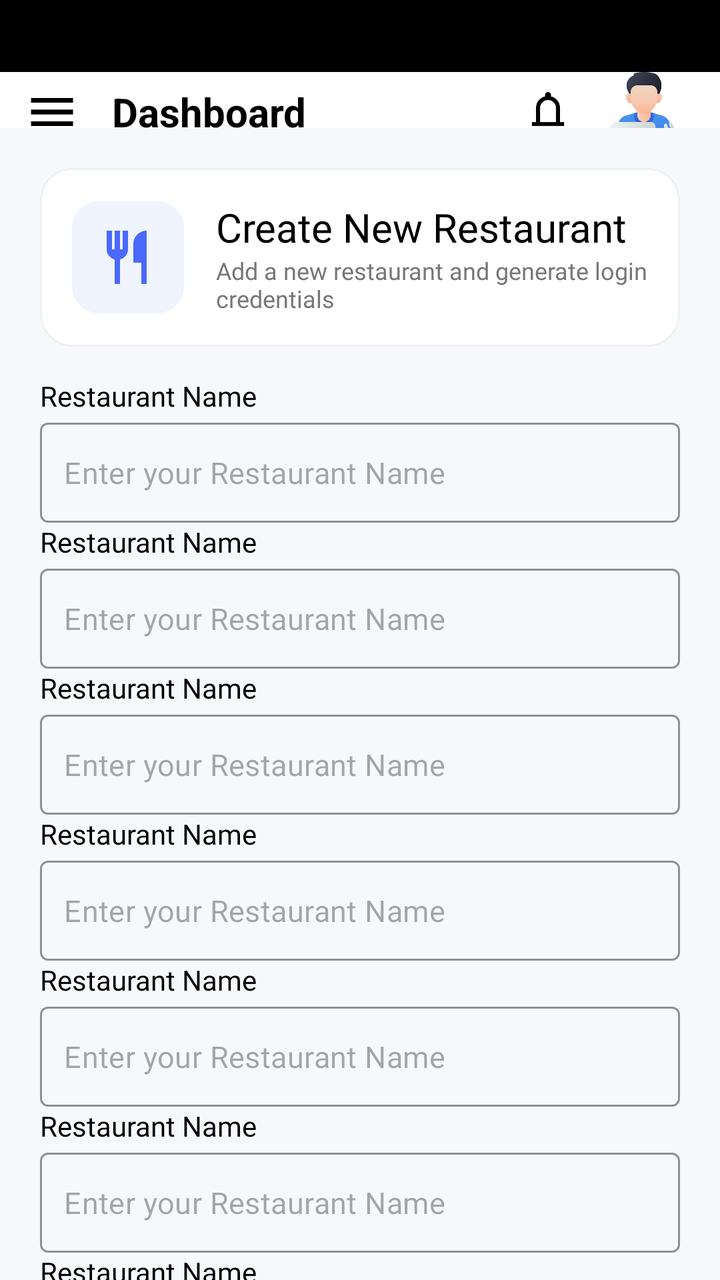
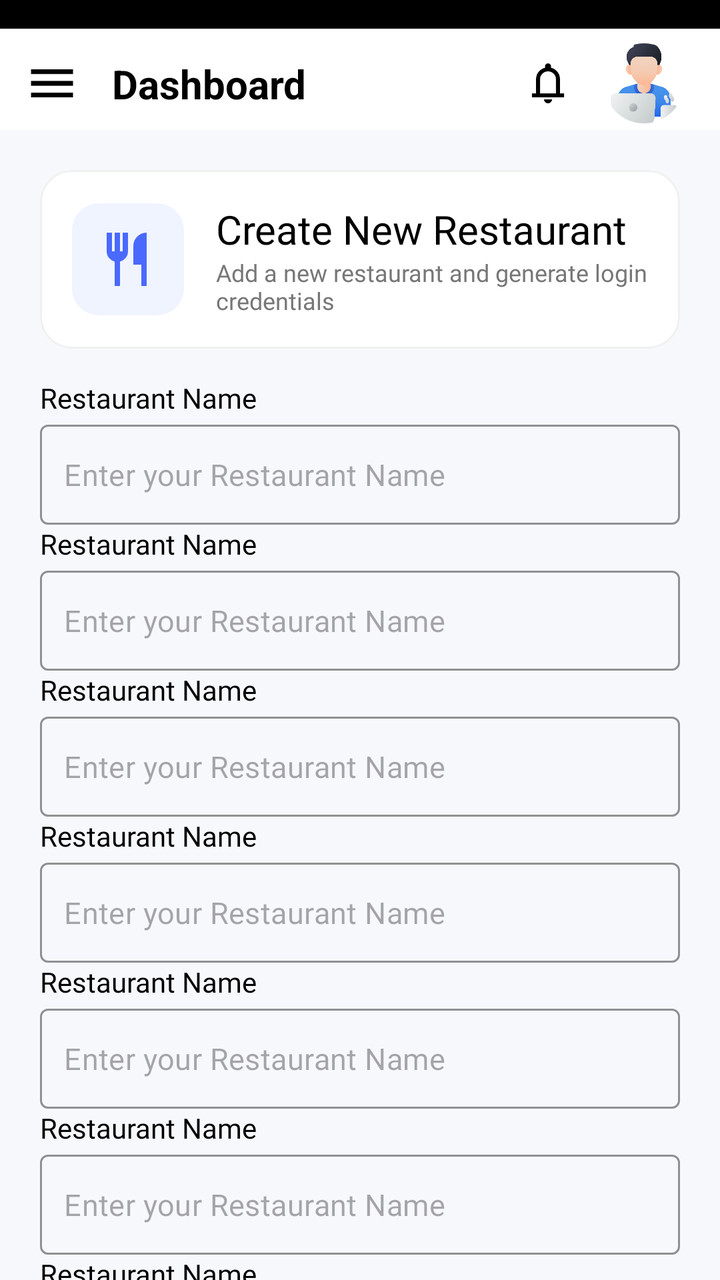

An Android layout rendered at two revisions. The XML below is the earlier revision; the diff shows what the commit changed to produce the second picture.
<!-- AndroidManifest.xml: application theme Theme.MasterDashboard -->
<!-- res/layout/fragment_create_new_res.xml -->
<?xml version="1.0" encoding="utf-8"?>
<androidx.constraintlayout.widget.ConstraintLayout xmlns:android="http://schemas.android.com/apk/res/android"
    xmlns:app="http://schemas.android.com/apk/res-auto"
    xmlns:tools="http://schemas.android.com/tools"
    android:layout_width="match_parent"
    android:layout_height="match_parent"
    android:background="#F7F8FC"
    tools:context=".home.create_res.CreateNewResFragment">

    
    <include
        android:id="@+id/new_res_toolbar"
        layout="@layout/custom_toolbar"
        android:layout_width="0dp"
        android:layout_height="wrap_content"
        app:layout_constraintTop_toTopOf="parent"
        app:layout_constraintStart_toStartOf="parent"
        app:layout_constraintEnd_toEndOf="parent" />

    <androidx.core.widget.NestedScrollView
        android:layout_width="0dp"
        android:layout_height="0dp"
        android:fillViewport="true"
        app:layout_constraintTop_toBottomOf="@id/new_res_toolbar"
        app:layout_constraintBottom_toBottomOf="parent"
        app:layout_constraintStart_toStartOf="parent"
        app:layout_constraintEnd_toEndOf="parent">

        <androidx.constraintlayout.widget.ConstraintLayout
            android:layout_width="match_parent"
            android:layout_height="wrap_content"
            android:padding="20dp">

            
            <com.google.android.material.card.MaterialCardView
                android:id="@+id/headerCard"
                android:layout_width="match_parent"
                android:layout_height="wrap_content"
                app:cardCornerRadius="16dp"
                app:cardElevation="0dp"
                app:strokeColor="#F0F0F0"
                android:backgroundTint="@color/white"
                app:strokeWidth="1dp"
                app:layout_constraintTop_toTopOf="parent">

                <LinearLayout
                    android:layout_width="match_parent"
                    android:layout_height="wrap_content"
                    android:gravity="center_vertical"
                    android:orientation="horizontal"
                    android:padding="16dp">

                    <ImageView
                        android:layout_width="56dp"
                        android:layout_height="56dp"
                        android:background="@drawable/bg_card_2"
                        android:backgroundTint="#F0F4FF"
                        android:padding="12dp"
                        android:src="@drawable/ic_restaurant_24dp"
                        app:tint="#4A69FF" />

                    <LinearLayout
                        android:layout_width="match_parent"
                        android:layout_height="wrap_content"
                        android:layout_marginStart="16dp"
                        android:orientation="vertical">

                        <TextView
                            android:layout_width="wrap_content"
                            android:layout_height="wrap_content"
                            android:text="Create New Restaurant"
                            android:textAppearance="@style/TextAppearance.MyApp.ToolbarTitle" />

                        <TextView
                            android:layout_width="wrap_content"
                            android:layout_height="wrap_content"
                            android:text="Add a new restaurant and generate login credentials"
                            android:textAppearance="@style/TextAppearance.MyApp.CardSubTitle" />
                    </LinearLayout>
                </LinearLayout>
            </com.google.android.material.card.MaterialCardView>

            
            <GridLayout
                android:id="@+id/formGrid"
                android:layout_width="match_parent"
                android:layout_height="wrap_content"
                android:layout_marginTop="15dp"
                android:alignmentMode="alignMargins"
                android:columnCount="1"
                app:layout_constraintTop_toBottomOf="@id/headerCard">

                
                <include android:id="@+id/fieldResName"
                    layout="@layout/item_form_input"
                    android:layout_columnWeight="1" />

                
                <include android:id="@+id/fieldEmail"
                    layout="@layout/item_form_input"
                    android:layout_columnWeight="1"/>

                
                <include android:id="@+id/fieldOwner"
                    layout="@layout/item_form_input"
                    android:layout_columnWeight="1"/>

                
                <include android:id="@+id/fieldPassword"
                    layout="@layout/item_form_input"
                    android:layout_columnWeight="1" />

                
                <include android:id="@+id/fieldPhone"
                    layout="@layout/item_form_input"
                    android:layout_columnWeight="1"/>

                
                <include android:id="@+id/fieldConfirmPass"
                    layout="@layout/item_form_input"
                    android:layout_columnWeight="1"/>

                
                <include android:id="@+id/fieldUsername"
                    layout="@layout/item_form_input"
                    android:layout_columnWeight="1" />

                
                <LinearLayout
                    android:layout_width="0dp"
                    android:layout_height="wrap_content"
                    android:layout_columnWeight="1"
                    android:layout_marginTop="5dp"
                    android:layout_marginStart="8dp"
                    android:orientation="vertical">

                    <TextView
                        android:text="Status *"
                        android:layout_width="wrap_content"
                        android:layout_height="wrap_content"
                        android:textAppearance="@style/TextAppearance.MyApp.CardLabel" />

                    <com.google.android.material.textfield.TextInputLayout
                        style="@style/Widget.MaterialComponents.TextInputLayout.OutlinedBox"
                        android:layout_width="match_parent"
                        android:layout_height="wrap_content">

                        
                        <AutoCompleteTextView
                            android:id="@+id/statusDropdown"
                            android:layout_width="match_parent"
                            android:layout_height="60dp"
                            android:text="Active"
                            android:textAppearance="@style/TextAppearance.MyApp.ActivitySubtext"
                            android:inputType="none" />
                    </com.google.android.material.textfield.TextInputLayout>
                </LinearLayout>
            </GridLayout>






































            
            <LinearLayout
                android:layout_width="match_parent"
                android:layout_height="wrap_content"
                android:orientation="horizontal"
                android:weightSum="2"
                app:layout_constraintBottom_toBottomOf="parent"
                app:layout_constraintStart_toStartOf="parent"
                app:layout_constraintTop_toBottomOf="@+id/formGrid">

                <com.google.android.material.button.MaterialButton
                    style="@style/Widget.MaterialComponents.Button.OutlinedButton"
                    android:layout_width="0dp"
                    android:layout_height="wrap_content"
                    android:layout_marginEnd="8dp"
                    android:layout_weight="1"
                    android:text="Cancel"
                    android:textAllCaps="false"
                    android:textColor="#4A69FF"
                    android:fontFamily="@font/poppins_semibold"
                    app:cornerRadius="12dp"
                    app:strokeColor="#4A69FF" />

                <com.google.android.material.button.MaterialButton
                    style="@style/Button.MyApp.Medium.Compact"
                    android:layout_width="0dp"
                    android:layout_height="wrap_content"
                    android:layout_weight="1"
                    android:text="Create Restaurant" />
            </LinearLayout>

        </androidx.constraintlayout.widget.ConstraintLayout>
    </androidx.core.widget.NestedScrollView>
</androidx.constraintlayout.widget.ConstraintLayout>
<!-- res/layout/custom_toolbar.xml (included above) -->
<?xml version="1.0" encoding="utf-8"?>
<androidx.appcompat.widget.Toolbar
    xmlns:android="http://schemas.android.com/apk/res/android"
    xmlns:app="http://schemas.android.com/apk/res-auto"
    android:id="@+id/customToolbar"
    android:layout_width="match_parent"
    android:layout_height="66dp"
    android:background="@color/black"
    android:elevation="6dp"
    app:contentInsetStart="0dp"
    app:contentInsetLeft="0dp"
    app:contentInsetStartWithNavigation="0dp">


    <RelativeLayout
        android:layout_width="match_parent"
        android:layout_height="match_parent"
        android:layout_gravity="bottom"
        android:layout_marginTop="10dp"
        android:background="@color/white">

        <ImageView
            android:id="@+id/toolbar_imgMenu"
            android:layout_width="28dp"
            android:layout_height="28dp"
            android:layout_alignParentStart="true"
            android:layout_centerVertical="true"
            android:layout_marginStart="12dp"
            android:src="@drawable/ic_menu_24dp"
            android:visibility="visible" />

        <TextView
            android:id="@+id/toolbar_tvTitle"
            android:layout_width="wrap_content"
            android:layout_height="wrap_content"
            android:text="Dashboard"
            android:textSize="20sp"
            android:textStyle="bold"
            android:textColor="@android:color/black"
            android:layout_toEndOf="@id/toolbar_imgMenu"
            android:layout_marginStart="16dp"
            android:layout_centerVertical="true"/>

        <com.google.android.material.imageview.ShapeableImageView
            android:id="@+id/toolbar_imgProfile"
            android:layout_width="40dp"
            android:layout_height="40dp"
            android:layout_alignParentEnd="true"
            android:layout_centerVertical="true"
            android:layout_marginEnd="18dp"
            android:visibility="visible"
            android:scaleType="centerCrop"
            android:src="@drawable/person"
            app:shapeAppearanceOverlay="@style/CircleImage"/>

        <ImageView
            android:id="@+id/toolbar_imgNotification"
            android:layout_width="24dp"
            android:layout_height="24dp"
            android:visibility="visible"
            android:layout_toStartOf="@id/toolbar_imgProfile"
            android:layout_marginEnd="16dp"
            android:layout_centerVertical="true"
            android:src="@drawable/ic_notifications_24dp"/>
    </RelativeLayout>

</androidx.appcompat.widget.Toolbar>
<!-- res/layout/item_form_input.xml (included above) -->
<?xml version="1.0" encoding="utf-8"?>
<LinearLayout xmlns:android="http://schemas.android.com/apk/res/android"
    xmlns:app="http://schemas.android.com/apk/res-auto"
    android:layout_width="match_parent"
    android:layout_height="wrap_content"
    android:orientation="vertical"
    android:layout_marginTop="10dp"
    android:layout_marginBottom="6dp">

    
    <TextView
        android:id="@+id/tvInputLabel"
        android:layout_width="wrap_content"
        android:layout_height="wrap_content"
        android:text="Restaurant Name"
        android:layout_marginBottom="4dp"
        android:textAppearance="@style/TextAppearance.MyApp.CardLabel" />

    
    <com.google.android.material.textfield.TextInputLayout
        android:id="@+id/textInputLayout"
        style="@style/Widget.MaterialComponents.TextInputLayout.OutlinedBox"
        android:layout_width="match_parent"
        android:layout_height="wrap_content"
        app:boxStrokeColor="#4A69FF"
        app:hintEnabled="false">

        <com.google.android.material.textfield.TextInputEditText
            android:id="@+id/etInput"
            android:layout_width="match_parent"
            android:layout_height="50dp"
            android:paddingTop="6dp"
            android:paddingBottom="6dp"
            android:paddingStart="12dp"
            android:paddingEnd="12dp"
            android:ellipsize="end"
            android:maxLines="1"
            android:singleLine="true"
            android:inputType="text"
            style="@style/TextAppearance.MyApp.ActivitySubtext"
            android:hint="Enter your Restaurant Name"/>
    </com.google.android.material.textfield.TextInputLayout>
</LinearLayout>
<!-- resources referenced by this layout -->
<resources>
  <color name="black">#FF000000</color>
  <color name="white">#FFFFFFFF</color>
  <!-- drawable bg_card_2 (drawable) -->
  <?xml version="1.0" encoding="utf-8"?>
  <shape xmlns:android="http://schemas.android.com/apk/res/android">
      <solid android:color="#D0D4DB"/>
      <corners android:radius="13dp"/>
      <stroke
          android:width="1dp"
          android:color="#EEEEEE"/>
  </shape>
  <!-- drawable ic_menu_24dp (drawable) -->
  <vector xmlns:android="http://schemas.android.com/apk/res/android"
      android:width="24dp"
      android:height="24dp"
      android:viewportWidth="960"
      android:viewportHeight="960">
    <path
        android:pathData="M120,720v-80h720v80L120,720ZM120,520v-80h720v80L120,520ZM120,320v-80h720v80L120,320Z"
        android:fillColor="#000000"/>
  </vector>
  <!-- drawable ic_notifications_24dp (drawable) -->
  <vector xmlns:android="http://schemas.android.com/apk/res/android"
      android:width="24dp"
      android:height="24dp"
      android:viewportWidth="960"
      android:viewportHeight="960">
    <path
        android:pathData="M160,760v-80h80v-280q0,-83 50,-147.5T420,168v-28q0,-25 17.5,-42.5T480,80q25,0 42.5,17.5T540,140v28q80,20 130,84.5T720,400v280h80v80L160,760ZM480,460ZM480,880q-33,0 -56.5,-23.5T400,800h160q0,33 -23.5,56.5T480,880ZM320,680h320v-280q0,-66 -47,-113t-113,-47q-66,0 -113,47t-47,113v280Z"
        android:fillColor="#000000"/>
  </vector>
  <!-- drawable ic_restaurant_24dp (drawable) -->
  <vector xmlns:android="http://schemas.android.com/apk/res/android"
      android:width="24dp"
      android:height="24dp"
      android:viewportWidth="960"
      android:viewportHeight="960">
    <path
        android:pathData="M280,880v-366q-51,-14 -85.5,-56T160,360v-280h80v280h40v-280h80v280h40v-280h80v280q0,56 -34.5,98T360,514v366h-80ZM680,880v-320L560,560v-280q0,-83 58.5,-141.5T760,80v800h-80Z"
        android:fillColor="#e3e3e3"/>
  </vector>
  <!-- drawable person: png bitmap (drawable, 31471 bytes) -->
  <style name="Button.MyApp.Medium.Compact">
          <item name="android:textSize">12sp</item>
          <item name="android:minHeight">48dp</item>
          <item name="android:paddingStart">12dp</item>
          <item name="android:paddingEnd">12dp</item>
      </style>
  <style name="CircleImage">
          <item name="cornerFamily">rounded</item>
          <item name="cornerSize">50%</item>
      </style>
  <style name="TextAppearance.MyApp.ActivitySubtext">
          <item name="android:textSize">15sp</item>
          <item name="android:textColor">@color/black</item>
          <item name="android:fontFamily">@font/poppins_bold</item>
      </style>
  <style name="TextAppearance.MyApp.CardLabel">
          <item name="android:textSize">14sp</item>
          <item name="android:textColor">@color/black</item>
          <item name="android:fontFamily">@font/poppins_medium</item>
      </style>
  <style name="TextAppearance.MyApp.CardSubTitle">
          <item name="android:textSize">12sp</item>
          <item name="android:textColor">#777777</item>
          <item name="android:fontFamily">@font/poppins_light</item>
      </style>
  <style name="TextAppearance.MyApp.ToolbarTitle">
          <item name="android:textSize">20sp</item>
          <item name="android:textColor">@color/black</item>
          <item name="android:fontFamily">@font/poppins_semibold</item>
      </style>
  <style name="Theme.MasterDashboard" parent="Base.Theme.MasterDashboard" />
  
  
  
      // For EditText Outline color
  <style name="Base.Theme.MasterDashboard" parent="Theme.Material3.DayNight.NoActionBar">
          
          
      </style>
</resources>

<!-- the commit's change to res/layout/fragment_create_new_res.xml (unified diff, before → after) -->
@@ -12,7 +12,7 @@
         android:id="@+id/new_res_toolbar"
         layout="@layout/custom_toolbar"
         android:layout_width="0dp"
-        android:layout_height="wrap_content"
+        android:layout_height="65dp"
         app:layout_constraintTop_toTopOf="parent"
         app:layout_constraintStart_toStartOf="parent"
         app:layout_constraintEnd_toEndOf="parent" />
@@ -140,59 +140,11 @@
                         android:layout_height="wrap_content"
                         android:textAppearance="@style/TextAppearance.MyApp.CardLabel" />
 
-                    <com.google.android.material.textfield.TextInputLayout
-                        style="@style/Widget.MaterialComponents.TextInputLayout.OutlinedBox"
-                        android:layout_width="match_parent"
-                        android:layout_height="wrap_content">
-
-                        
-                        <AutoCompleteTextView
-                            android:id="@+id/statusDropdown"
-                            android:layout_width="match_parent"
-                            android:layout_height="60dp"
-                            android:text="Active"
-                            android:textAppearance="@style/TextAppearance.MyApp.ActivitySubtext"
-                            android:inputType="none" />
-                    </com.google.android.material.textfield.TextInputLayout>
+                    <include
+                        android:id="@+id/create_new_dropdown"
+                        layout="@layout/item_dropdown_filter"/>
                 </LinearLayout>
             </GridLayout>
-
-
-
-
-
-
-
-
-
-
-
-
-
-
-
-
-
-
-
-
-
-
-
-
-
-
-
-
-
-
-
-
-
-
-
-
-
 
             
             <LinearLayout
@@ -340,3 +292,36 @@
             android:hint="Enter your Restaurant Name"/>
     </com.google.android.material.textfield.TextInputLayout>
 </LinearLayout>
+<!-- res/layout/item_dropdown_filter.xml (included above) -->
+<?xml version="1.0" encoding="utf-8"?>
+<LinearLayout xmlns:android="http://schemas.android.com/apk/res/android"
+    xmlns:app="http://schemas.android.com/apk/res-auto"
+    android:layout_width="match_parent"
+    android:layout_height="wrap_content"
+    android:orientation="vertical">
+
+    <com.google.android.material.textfield.TextInputLayout
+        android:id="@+id/menuLayout"
+        style="@style/Widget.MaterialComponents.TextInputLayout.OutlinedBox.ExposedDropdownMenu"
+        android:layout_width="match_parent"
+        android:layout_height="50dp"
+        app:boxCornerRadiusBottomEnd="12dp"
+        app:boxCornerRadiusBottomStart="12dp"
+        app:boxCornerRadiusTopEnd="12dp"
+        app:boxCornerRadiusTopStart="12dp"
+        app:boxStrokeColor="#E2E5EF"
+        app:hintEnabled="false">
+
+        <AutoCompleteTextView
+            android:id="@+id/autoCompleteTextView"
+            android:layout_width="match_parent"
+            android:layout_height="match_parent"
+            android:inputType="none"
+            android:paddingVertical="0dp"
+            android:text="Select Option"
+            android:textColor="#5F667A"
+            android:textSize="13sp"
+            android:fontFamily="@font/poppins_medium" />
+
+    </com.google.android.material.textfield.TextInputLayout>
+</LinearLayout>
